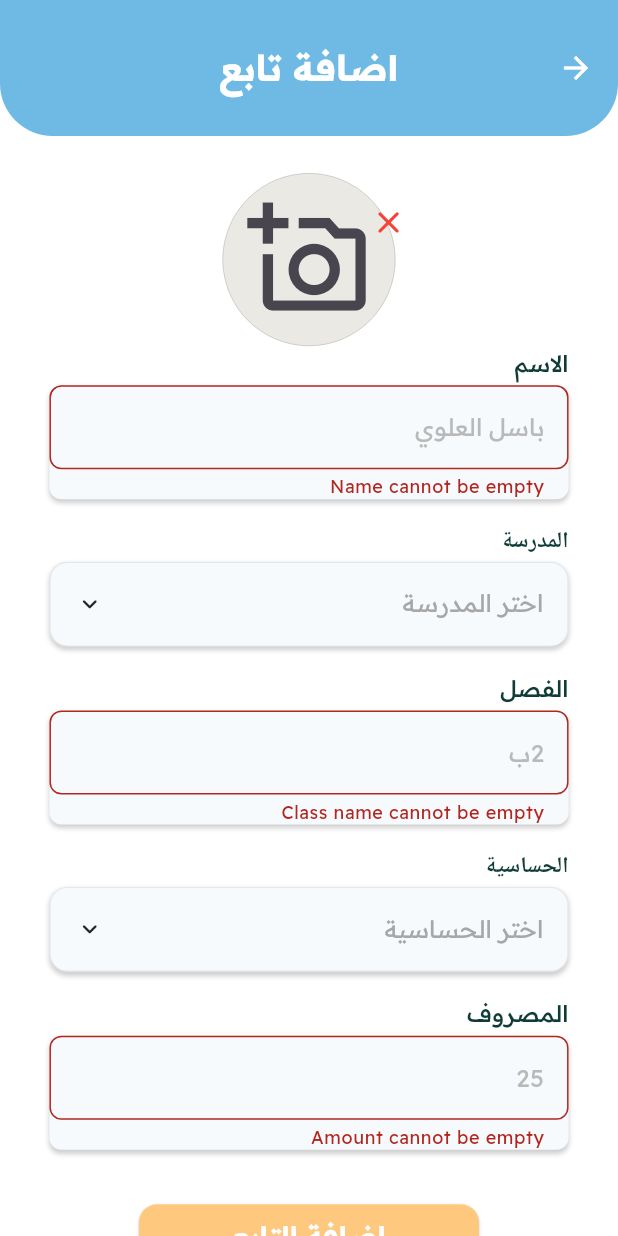
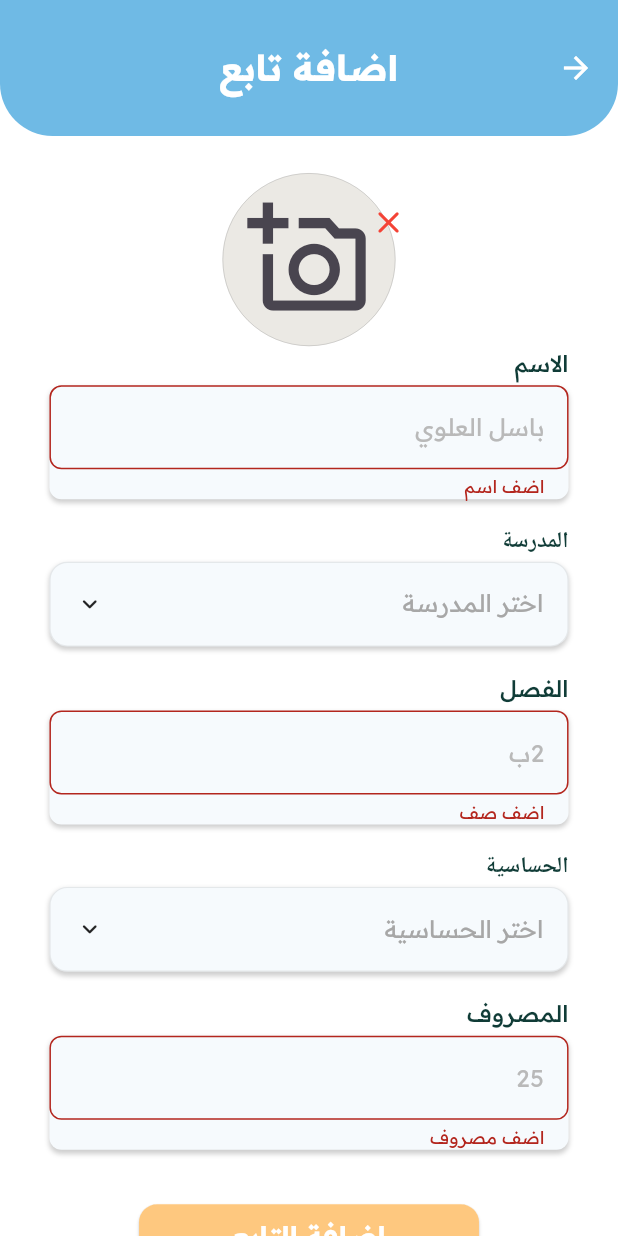
Before and after one commit to Basel-75/FUSHTI, a Flutter app: the AddFollowersScreen screen opened directly, after a tap on "اضافة التابع", on a phone screen of 412 x 824 dp. Run offline on Flutter 3.47's test engine with Material 3 defaults, Android fonts, the phone set to English and light mode, and no system bars; drawn by our look-alikes of animated_custom_dropdown; our stand-ins replace bloc, carousel_slider, connectivity_plus, custom_radio_grouped_button, dio, dotted_line and 23 more; missing offline and left inert: add_to_cart_animation, barcode_scan2, onesignal_flutter; accounts and stored records are empty; statements that could not run were skipped.

```diff
--- a/apps/customer_app/lib/screen/followers/add/add_followers_cubit/add_followers_cubit.dart
+++ b/apps/customer_app/lib/screen/followers/add/add_followers_cubit/add_followers_cubit.dart
@@ -5,6 +5,8 @@ import 'package:customer_app/component/drop_down_item.dart';
 import 'package:database_meth/database/super_main.dart';
 import 'package:flutter/widgets.dart';
 import 'package:get_all_pkg/data/model/app_model.dart';
+import 'package:get_all_pkg/data/model/child_model.dart';
+import 'package:get_all_pkg/data/model/school_model.dart';
 import 'package:get_all_pkg/data/setup.dart';
 import 'package:meta/meta.dart';
 
@@ -44,15 +46,23 @@ class AddFollowersCubit extends Cubit<AddFollowersState> {
     log("${fundsCon.text}");
     emit(LodingState());
     if (formKey.currentState!.validate()) {
+      if (appModel.userModel!.funds < double.parse(fundsCon.text)) {
+        emit(ErorrState(
+            msg: "لا تمتلك رصيد رصيدك : ${appModel.userModel!.funds}"));
+        return;
+      }
       late String schoolId;
+
+      late SchoolModel schoolModel;
 
       for (var val in appModel.schoolModelList) {
         if (val.name == schoolCon.text) {
           schoolId = val.id;
+          schoolModel = val;
         }
       }
 
-      await SuperMain().addChild(
+      final res = await SuperMain().addChild(
           name: nameCon.text,
           userId: appModel.userModel!.id,
           allergy: allgyList.map(
@@ -65,6 +75,13 @@ class AddFollowersCubit extends Cubit<AddFollowersState> {
           schoolId: schoolId,
           funds: double.parse(fundsCon.text));
 
+      final tempChild = ChildModel.fromJson(res);
+
+      tempChild.schoolModel = schoolModel;
+
+      appModel.userModel!.numberFollowers += 1;
+      appModel.userModel!.childModelList.add(tempChild);
+
       emit(DoenAddState());
     } else {
       log("not good vaild");
--- a/apps/customer_app/lib/screen/followers/add/add_followers_screen.dart
+++ b/apps/customer_app/lib/screen/followers/add/add_followers_screen.dart
@@ -27,21 +27,15 @@ class AddFollowersScreen extends StatelessWidget {
           child: BlocListener<AddFollowersCubit, AddFollowersState>(
             listener: (context, state) {
               if (state is LodingState) {
-                showDialog(
-                  context: context,
-                  barrierDismissible: false,
-                  builder: (BuildContext context) {
-                    return const Center(
-                      child: CircularProgressIndicator(),
-                    );
-                  },
-                );
+                showLoadingDialog(context: context);
               }
 
               if (state is DoenAddState) {
                 Navigator.pop(context);
 
-                log("very Good add child");
+                Navigator.pop(context, true);
+
+
               }
 
               if (state is NoLodingState) {
@@ -105,10 +99,10 @@ class AddFollowersScreen extends StatelessWidget {
                         CustomTextFormFelid(
                             validator: (val) {
                               if (val == null || val.isEmpty) {
-                                return 'Name cannot be empty';
+                                return 'اضف اسم';
                               }
                               if (RegExp(r'[0-9]').hasMatch(val)) {
-                                return 'Name cannot contain numbers';
+                                return 'الاسم يحتوي على ارقام';
                               }
                               return null;
                             },
@@ -122,12 +116,9 @@ class AddFollowersScreen extends StatelessWidget {
                         ),
                         CustomSelect(
                           validator: (val) {
-                            log("got to shcoll");
                             if (cubit.schoolCon.text.isEmpty) {
-                              log("not on  shcoll");
-                              return "pls give school";
+                              return "اختر مدرسة";
                             }
-                            log("iam to shcoll");
 
                             return null;
                           },
@@ -145,7 +136,7 @@ class AddFollowersScreen extends StatelessWidget {
                         CustomTextFormFelid(
                           validator: (val) {
                             if (val == null || val.isEmpty) {
-                              return 'Class name cannot be empty';
+                              return 'اضف صف';
                             }
                             return null;
                           },
@@ -173,10 +164,10 @@ class AddFollowersScreen extends StatelessWidget {
                         CustomTextFormFelid(
                           validator: (val) {
                             if (val == null || val.isEmpty) {
-                              return 'Amount cannot be empty';
+                              return 'اضف مصروف ';
                             }
                             if (double.tryParse(val) == null) {
-                              return 'Please enter a valid number';
+                              return 'ادخل رقم صحيح';
                             }
                             return null;
                           },
--- a/apps/customer_app/lib/screen/followers/profile/followers_profile_cubit/followers_profile_state.dart
+++ b/apps/customer_app/lib/screen/followers/profile/followers_profile_cubit/followers_profile_state.dart
@@ -6,6 +6,12 @@ sealed class FollowersProfileState {}
 final class FollowersProfileInitial extends FollowersProfileState {}
 
 final class LoadingState extends FollowersProfileState {}
+
+final class AfterDelState extends FollowersProfileState {
+   final String msg;
+
+  AfterDelState({required this.msg});
+}
 
 final class SuccessState extends FollowersProfileState {
   final String msg;
```
Also changed, not shown: apps/customer_app/lib/screen/followers/followers_screen.dart (+30 -4 lines), apps/customer_app/lib/screen/followers/profile/followers_profile_cubit/followers_profile_cubit.dart (+10 -4 lines), apps/customer_app/lib/screen/followers/profile/followers_profile_screen.dart (+15 -6 lines), packages/database_meth/lib/database/method/child_mix.dart (+12 -5 lines), 3 other files.
